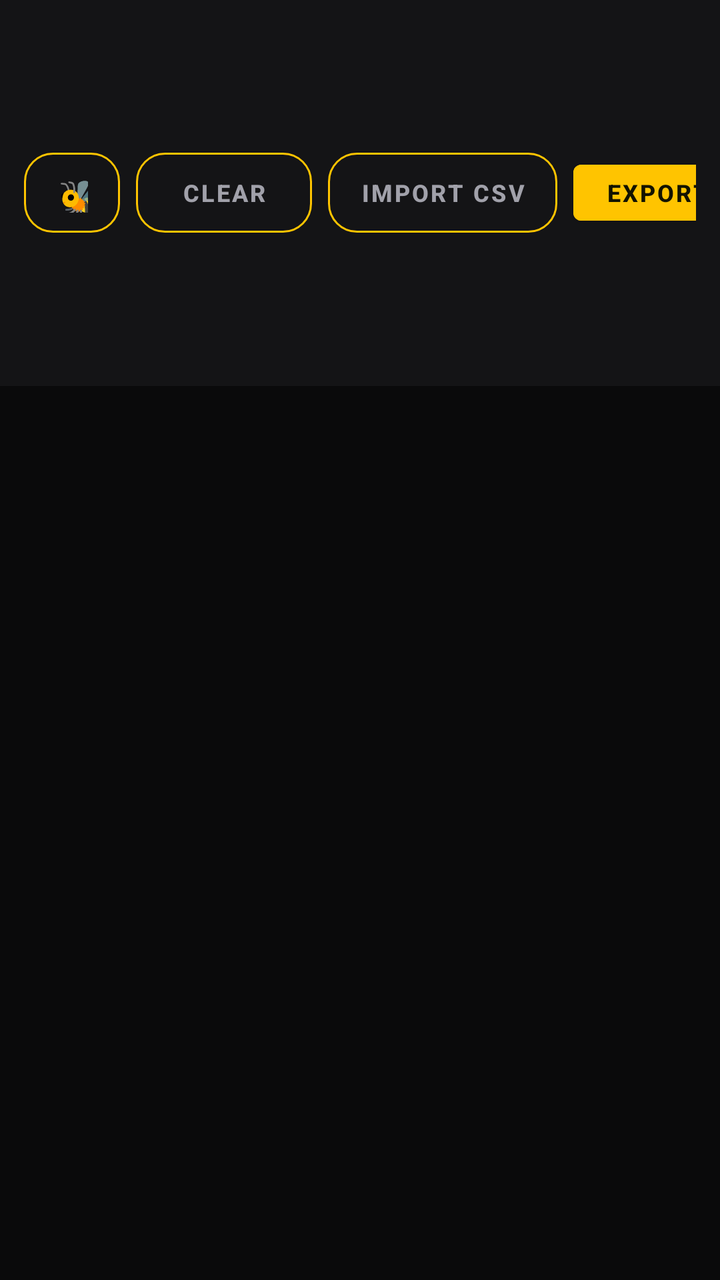
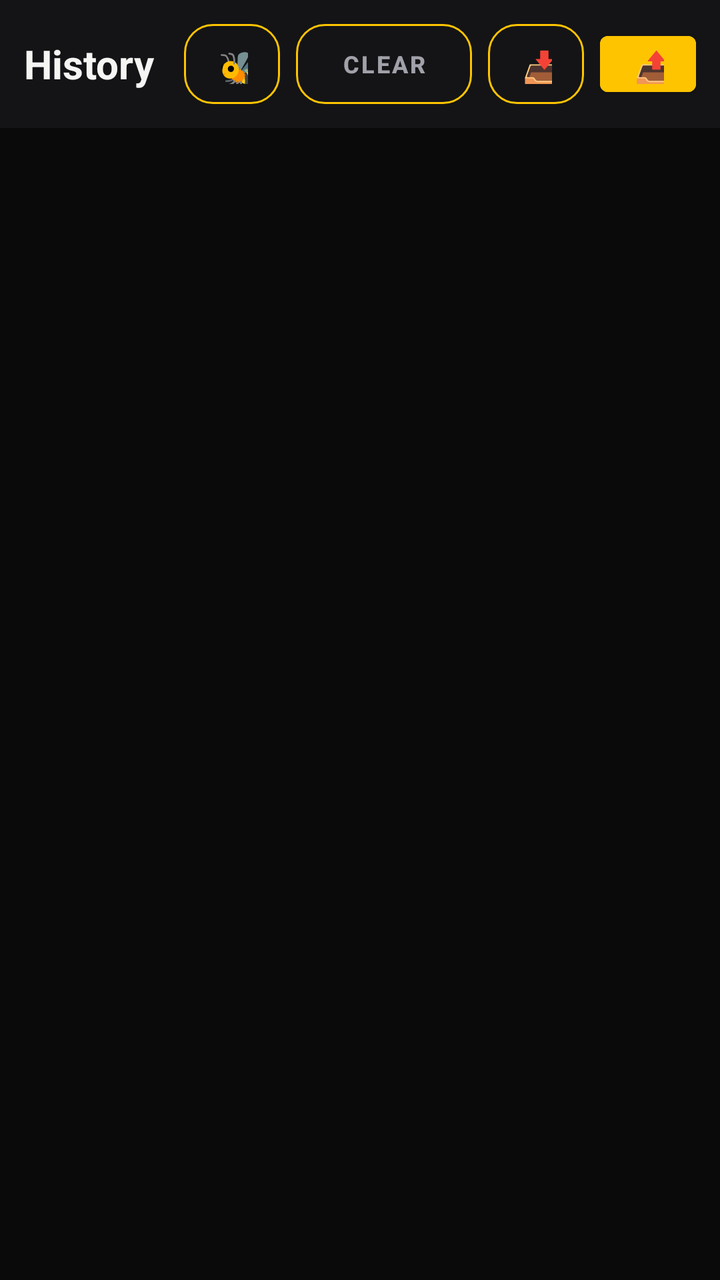

Before-and-after screenshots of an Android layout around one commit, followed by the original layout XML and the change that was made.
<!-- AndroidManifest.xml: application theme Theme.CEIRCheckerPro -->
<!-- res/layout/activity_history.xml -->
<?xml version="1.0" encoding="utf-8"?>
<LinearLayout xmlns:android="http://schemas.android.com/apk/res/android"
    android:layout_width="match_parent"
    android:layout_height="match_parent"
    android:orientation="vertical"
    android:background="#0A0A0B">

    <LinearLayout
        android:layout_width="match_parent"
        android:layout_height="wrap_content"
        android:orientation="horizontal"
        android:gravity="center_vertical"
        android:padding="12dp"
        android:background="#141416">

        <TextView
            android:layout_width="0dp"
            android:layout_height="wrap_content"
            android:layout_weight="1"
            android:text="History"
            android:textColor="#F5F5F4"
            android:textSize="20sp"
            android:textStyle="bold"
            android:layout_gravity="center_vertical" />

        
        <Button
            android:id="@+id/beeBtn"
            android:layout_width="48dp"
            android:layout_height="40dp"
            android:text="🐝"
            android:textSize="18sp"
            android:background="@drawable/bg_btn_ghost"
            android:stateListAnimator="@null"
            android:layout_marginEnd="8dp" />

        
        <Button
            android:id="@+id/clearBtn"
            android:layout_width="wrap_content"
            android:layout_height="40dp"
            android:text="Clear"
            android:textColor="#A1A1AA"
            android:textSize="12sp"
            android:textStyle="bold"
            android:background="@drawable/bg_btn_ghost"
            android:stateListAnimator="@null"
            android:layout_marginEnd="8dp" />

        <Button
            android:id="@+id/importBtn"
            android:layout_width="wrap_content"
            android:layout_height="40dp"
            android:text="Import CSV"
            android:textColor="#A1A1AA"
            android:textSize="12sp"
            android:textStyle="bold"
            android:background="@drawable/bg_btn_ghost"
            android:stateListAnimator="@null"
            android:layout_marginEnd="8dp" />

        <Button
            android:id="@+id/exportBtn"
            android:layout_width="wrap_content"
            android:layout_height="40dp"
            android:text="Export CSV"
            android:textColor="#131300"
            android:textSize="12sp"
            android:textStyle="bold"
            android:backgroundTint="#FFC400" />
    </LinearLayout>

    <androidx.recyclerview.widget.RecyclerView
        android:id="@+id/historyList"
        android:layout_width="match_parent"
        android:layout_height="0dp"
        android:layout_weight="1"
        android:padding="8dp" />

    <TextView
        android:id="@+id/emptyText"
        android:layout_width="match_parent"
        android:layout_height="wrap_content"
        android:gravity="center"
        android:padding="40dp"
        android:text="History မရှိသေးပါ"
        android:textColor="#71717A"
        android:textSize="14sp"
        android:visibility="gone" />
</LinearLayout>
<!-- resources referenced by this layout -->
<resources>
  <!-- drawable bg_btn_ghost (drawable) -->
  <?xml version="1.0" encoding="utf-8"?>
  <shape xmlns:android="http://schemas.android.com/apk/res/android" android:shape="rectangle">
      <solid android:color="#00000000" />
      <stroke android:width="1dp" android:color="#334155" />
      <corners android:radius="14dp" />
  </shape>
  <style name="Theme.CEIRCheckerPro" parent="Theme.MaterialComponents.DayNight.NoActionBar">
          <item name="colorPrimary">#FFC400</item>
          <item name="colorPrimaryVariant">#7A5F00</item>
          <item name="colorOnPrimary">#0B0F19</item>
          <item name="colorSecondary">#FFC400</item>
          <item name="colorOnSecondary">#0B0F19</item>
          <item name="android:statusBarColor">#0B0F19</item>
          <item name="android:navigationBarColor">#0B0F19</item>
          <item name="android:windowBackground">#0B0F19</item>
      </style>
</resources>

<!-- the commit's change to res/layout/activity_history.xml (unified diff, before → after) -->
@@ -21,6 +21,8 @@
             android:textColor="#F5F5F4"
             android:textSize="20sp"
             android:textStyle="bold"
+            android:maxLines="1"
+            android:ellipsize="end"
             android:layout_gravity="center_vertical" />
 
         
@@ -49,24 +51,23 @@
 
         <Button
             android:id="@+id/importBtn"
-            android:layout_width="wrap_content"
+            android:layout_width="48dp"
             android:layout_height="40dp"
-            android:text="Import CSV"
-            android:textColor="#A1A1AA"
-            android:textSize="12sp"
-            android:textStyle="bold"
+            android:text="📥"
+            android:textSize="18sp"
+            android:contentDescription="Import CSV"
             android:background="@drawable/bg_btn_ghost"
             android:stateListAnimator="@null"
             android:layout_marginEnd="8dp" />
 
         <Button
             android:id="@+id/exportBtn"
-            android:layout_width="wrap_content"
+            android:layout_width="48dp"
             android:layout_height="40dp"
-            android:text="Export CSV"
+            android:text="📤"
+            android:textSize="18sp"
+            android:contentDescription="Export CSV"
             android:textColor="#131300"
-            android:textSize="12sp"
-            android:textStyle="bold"
             android:backgroundTint="#FFC400" />
     </LinearLayout>
 
